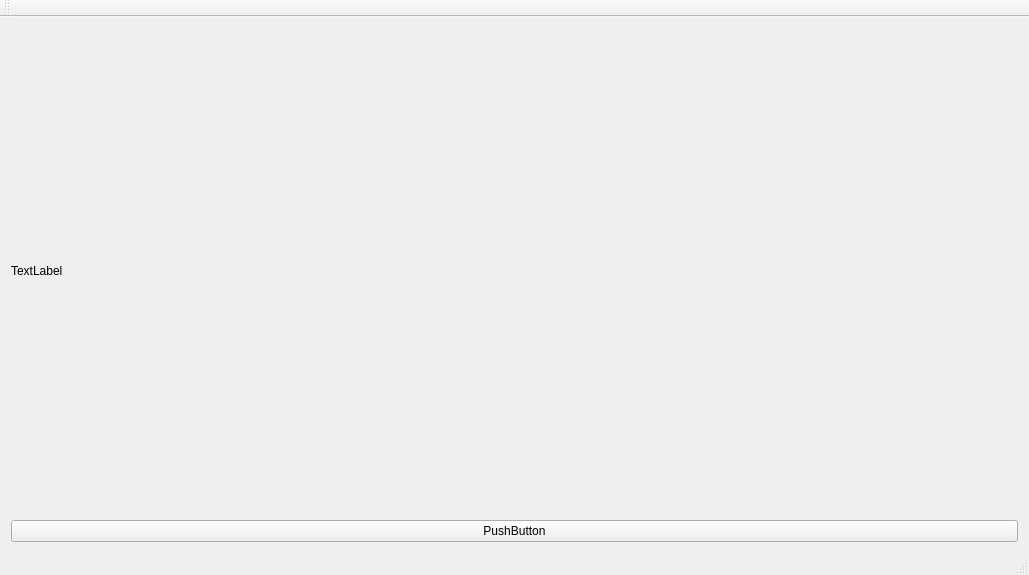
This is Qt_APP/Qt_APP.ui in Holikma/Application-Millionaire as Qt 5 draws it before an edit. The edited form follows.
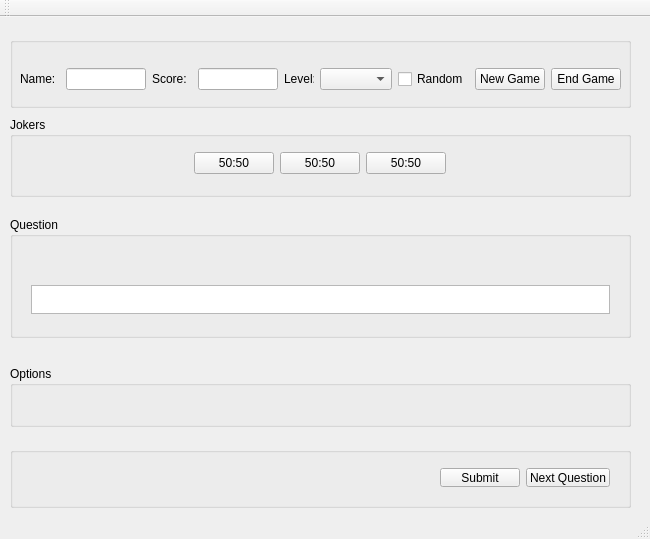
This is the edited form.

Diff of the .ui file:
```diff
--- a/Qt_APP/Qt_APP.ui
+++ b/Qt_APP/Qt_APP.ui
@@ -6,37 +6,441 @@
    <rect>
     <x>0</x>
     <y>0</y>
-    <width>1029</width>
-    <height>575</height>
+    <width>650</width>
+    <height>533</height>
    </rect>
   </property>
   <property name="windowTitle">
    <string>Qt_APP</string>
   </property>
   <widget class="QWidget" name="centralWidget">
-   <layout class="QVBoxLayout" name="verticalLayout_2">
-    <item>
+   <property name="minimumSize">
+    <size>
+     <width>650</width>
+     <height>500</height>
+    </size>
+   </property>
+   <property name="maximumSize">
+    <size>
+     <width>650</width>
+     <height>500</height>
+    </size>
+   </property>
+   <widget class="QGroupBox" name="Options">
+    <property name="geometry">
+     <rect>
+      <x>10</x>
+      <y>349</y>
+      <width>621</width>
+      <height>61</height>
+     </rect>
+    </property>
+    <property name="title">
+     <string>Options</string>
+    </property>
+    <widget class="QWidget" name="horizontalLayoutWidget_3">
+     <property name="geometry">
+      <rect>
+       <x>10</x>
+       <y>30</y>
+       <width>601</width>
+       <height>22</height>
+      </rect>
+     </property>
+     <layout class="QGridLayout" name="gridLayout">
+      <item row="0" column="3">
+       <widget class="QRadioButton" name="radioButton">
+        <property name="text">
+         <string>D)</string>
+        </property>
+       </widget>
+      </item>
+      <item row="0" column="0">
+       <widget class="QRadioButton" name="radioButton_4">
+        <property name="text">
+         <string>A)</string>
+        </property>
+       </widget>
+      </item>
+      <item row="0" column="1">
+       <widget class="QRadioButton" name="radioButton_3">
+        <property name="text">
+         <string>B)</string>
+        </property>
+       </widget>
+      </item>
+      <item row="0" column="2">
+       <widget class="QRadioButton" name="radioButton_2">
+        <property name="text">
+         <string>C)</string>
+        </property>
+       </widget>
+      </item>
+     </layout>
+    </widget>
+   </widget>
+   <widget class="QGroupBox" name="Jokers">
+    <property name="geometry">
+     <rect>
+      <x>10</x>
+      <y>100</y>
+      <width>621</width>
+      <height>80</height>
+     </rect>
+    </property>
+    <property name="title">
+     <string>Jokers</string>
+    </property>
+    <widget class="QWidget" name="horizontalLayoutWidget_2">
+     <property name="geometry">
+      <rect>
+       <x>10</x>
+       <y>20</y>
+       <width>601</width>
+       <height>51</height>
+      </rect>
+     </property>
+     <layout class="QHBoxLayout" name="horizontalLayout">
+      <property name="leftMargin">
+       <number>10</number>
+      </property>
+      <property name="bottomMargin">
+       <number>10</number>
+      </property>
+      <item>
+       <spacer name="horizontalSpacer_2">
+        <property name="orientation">
+         <enum>Qt::Horizontal</enum>
+        </property>
+        <property name="sizeHint" stdset="0">
+         <size>
+          <width>40</width>
+          <height>20</height>
+         </size>
+        </property>
+       </spacer>
+      </item>
+      <item>
+       <spacer name="horizontalSpacer_4">
+        <property name="orientation">
+         <enum>Qt::Horizontal</enum>
+        </property>
+        <property name="sizeHint" stdset="0">
+         <size>
+          <width>40</width>
+          <height>20</height>
+         </size>
+        </property>
+       </spacer>
+      </item>
+      <item>
+       <widget class="QPushButton" name="pushButton_3">
+        <property name="text">
+         <string>50:50</string>
+        </property>
+       </widget>
+      </item>
+      <item>
+       <widget class="QPushButton" name="pushButton_4">
+        <property name="text">
+         <string>50:50</string>
+        </property>
+       </widget>
+      </item>
+      <item>
+       <widget class="QPushButton" name="pushButton_5">
+        <property name="text">
+         <string>50:50</string>
+        </property>
+       </widget>
+      </item>
+      <item>
+       <spacer name="horizontalSpacer_3">
+        <property name="orientation">
+         <enum>Qt::Horizontal</enum>
+        </property>
+        <property name="sizeHint" stdset="0">
+         <size>
+          <width>40</width>
+          <height>20</height>
+         </size>
+        </property>
+       </spacer>
+      </item>
+      <item>
+       <spacer name="horizontalSpacer">
+        <property name="orientation">
+         <enum>Qt::Horizontal</enum>
+        </property>
+        <property name="sizeHint" stdset="0">
+         <size>
+          <width>40</width>
+          <height>20</height>
+         </size>
+        </property>
+       </spacer>
+      </item>
+     </layout>
+    </widget>
+   </widget>
+   <widget class="QGroupBox" name="Questions">
+    <property name="geometry">
+     <rect>
+      <x>10</x>
+      <y>200</y>
+      <width>621</width>
+      <height>121</height>
+     </rect>
+    </property>
+    <property name="title">
+     <string>Question</string>
+    </property>
+    <widget class="QWidget" name="verticalLayoutWidget">
+     <property name="geometry">
+      <rect>
+       <x>10</x>
+       <y>27</y>
+       <width>601</width>
+       <height>81</height>
+      </rect>
+     </property>
      <layout class="QVBoxLayout" name="verticalLayout">
       <item>
+       <spacer name="verticalSpacer">
+        <property name="orientation">
+         <enum>Qt::Vertical</enum>
+        </property>
+        <property name="sizeType">
+         <enum>QSizePolicy::Fixed</enum>
+        </property>
+        <property name="sizeHint" stdset="0">
+         <size>
+          <width>20</width>
+          <height>30</height>
+         </size>
+        </property>
+       </spacer>
+      </item>
+      <item>
+       <widget class="QPlainTextEdit" name="plainTextEdit"/>
+      </item>
+     </layout>
+    </widget>
+   </widget>
+   <widget class="QGroupBox" name="Header">
+    <property name="geometry">
+     <rect>
+      <x>10</x>
+      <y>20</y>
+      <width>621</width>
+      <height>71</height>
+     </rect>
+    </property>
+    <property name="title">
+     <string/>
+    </property>
+    <widget class="QWidget" name="horizontalLayoutWidget">
+     <property name="geometry">
+      <rect>
+       <x>10</x>
+       <y>20</y>
+       <width>601</width>
+       <height>31</height>
+      </rect>
+     </property>
+     <layout class="QGridLayout" name="Grid_Layout">
+      <property name="sizeConstraint">
+       <enum>QLayout::SetFixedSize</enum>
+      </property>
+      <property name="leftMargin">
+       <number>0</number>
+      </property>
+      <property name="rightMargin">
+       <number>0</number>
+      </property>
+      <item row="0" column="7">
+       <widget class="QPushButton" name="pushButton_2">
+        <property name="minimumSize">
+         <size>
+          <width>70</width>
+          <height>0</height>
+         </size>
+        </property>
+        <property name="maximumSize">
+         <size>
+          <width>70</width>
+          <height>16777215</height>
+         </size>
+        </property>
+        <property name="text">
+         <string>New Game</string>
+        </property>
+       </widget>
+      </item>
+      <item row="0" column="4" alignment="Qt::AlignLeft">
+       <widget class="QLabel" name="label_3">
+        <property name="maximumSize">
+         <size>
+          <width>30</width>
+          <height>29</height>
+         </size>
+        </property>
+        <property name="text">
+         <string>Level:</string>
+        </property>
+       </widget>
+      </item>
+      <item row="0" column="0">
        <widget class="QLabel" name="label">
+        <property name="enabled">
+         <bool>true</bool>
+        </property>
+        <property name="minimumSize">
+         <size>
+          <width>40</width>
+          <height>0</height>
+         </size>
+        </property>
+        <property name="maximumSize">
+         <size>
+          <width>30</width>
+          <height>100</height>
+         </size>
+        </property>
         <property name="text">
-         <string>TextLabel</string>
+         <string>Name:</string>
         </property>
        </widget>
       </item>
-      <item>
+      <item row="0" column="8">
        <widget class="QPushButton" name="pushButton">
+        <property name="minimumSize">
+         <size>
+          <width>70</width>
+          <height>0</height>
+         </size>
+        </property>
+        <property name="maximumSize">
+         <size>
+          <width>70</width>
+          <height>16777215</height>
+         </size>
+        </property>
         <property name="text">
-         <string>PushButton</string>
+         <string>End Game</string>
         </property>
        </widget>
       </item>
+      <item row="0" column="2">
+       <widget class="QLabel" name="label_2">
+        <property name="minimumSize">
+         <size>
+          <width>40</width>
+          <height>0</height>
+         </size>
+        </property>
+        <property name="maximumSize">
+         <size>
+          <width>30</width>
+          <height>16777215</height>
+         </size>
+        </property>
+        <property name="text">
+         <string>Score:</string>
+        </property>
+       </widget>
+      </item>
+      <item row="0" column="6">
+       <widget class="QCheckBox" name="checkBox">
+        <property name="text">
+         <string>Random</string>
+        </property>
+       </widget>
+      </item>
+      <item row="0" column="3">
+       <widget class="QLineEdit" name="lineEdit_2">
+        <property name="maximumSize">
+         <size>
+          <width>80</width>
+          <height>16777215</height>
+         </size>
+        </property>
+       </widget>
+      </item>
+      <item row="0" column="5">
+       <widget class="QComboBox" name="comboBox"/>
+      </item>
+      <item row="0" column="1">
+       <widget class="QLineEdit" name="lineEdit">
+        <property name="minimumSize">
+         <size>
+          <width>80</width>
+          <height>0</height>
+         </size>
+        </property>
+        <property name="maximumSize">
+         <size>
+          <width>80</width>
+          <height>16777215</height>
+         </size>
+        </property>
+       </widget>
+      </item>
      </layout>
-    </item>
-    <item>
-     <layout class="QHBoxLayout" name="horizontalLayout"/>
-    </item>
-   </layout>
+    </widget>
+   </widget>
+   <widget class="QGroupBox" name="Submit">
+    <property name="geometry">
+     <rect>
+      <x>10</x>
+      <y>430</y>
+      <width>621</width>
+      <height>61</height>
+     </rect>
+    </property>
+    <property name="title">
+     <string/>
+    </property>
+    <widget class="QWidget" name="horizontalLayoutWidget_4">
+     <property name="geometry">
+      <rect>
+       <x>10</x>
+       <y>10</y>
+       <width>601</width>
+       <height>41</height>
+      </rect>
+     </property>
+     <layout class="QHBoxLayout" name="horizontalLayout_2">
+      <item>
+       <spacer name="horizontalSpacer_5">
+        <property name="orientation">
+         <enum>Qt::Horizontal</enum>
+        </property>
+        <property name="sizeHint" stdset="0">
+         <size>
+          <width>40</width>
+          <height>20</height>
+         </size>
+        </property>
+       </spacer>
+      </item>
+      <item>
+       <widget class="QPushButton" name="pushButton_7">
+        <property name="text">
+         <string>Submit</string>
+        </property>
+       </widget>
+      </item>
+      <item>
+       <widget class="QPushButton" name="pushButton_6">
+        <property name="text">
+         <string>Next Question</string>
+        </property>
+       </widget>
+      </item>
+     </layout>
+    </widget>
+   </widget>
   </widget>
   <widget class="QToolBar" name="mainToolBar">
    <attribute name="toolBarArea">
```
